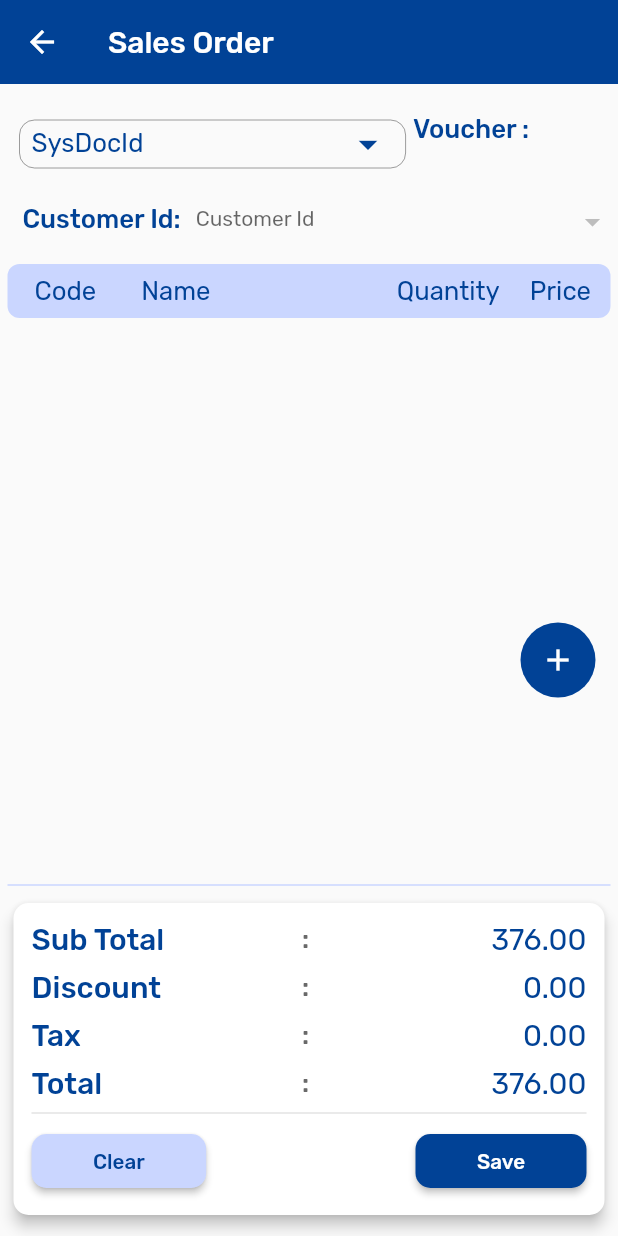
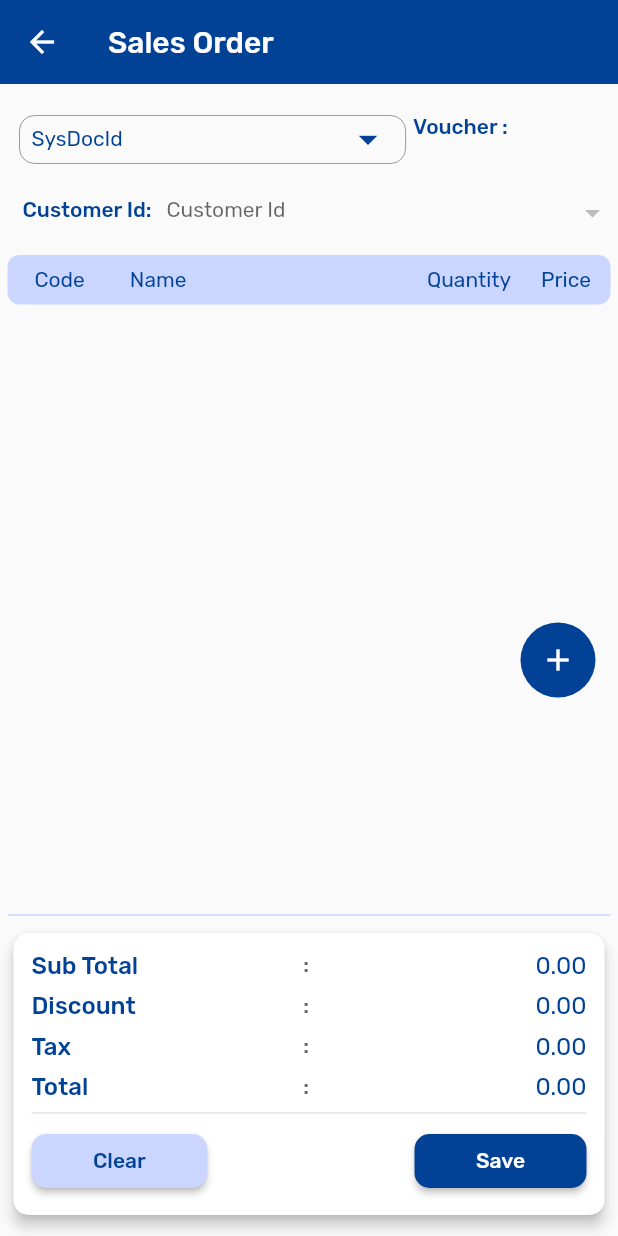
Before and after one commit to fasil2401/axolon_erp_deploy, a Flutter app: the SalesOrderScreen screen opened by its route, on a phone screen of 412 x 824 dp. Run offline on Flutter 3.47's test engine with Material 2 defaults, Android fonts, the phone set to English and light mode, and no system bars; drawn by our look-alikes of dropdown_button2; our stand-ins replace flutter_svg, gallery_saver, geolocator, get, getwidget, glassmorphism and 10 more; missing offline and left inert: encrypt, qr_code_scanner; accounts and stored records are empty; project files that could hold a hidden picture were left out.

Commit message:
sales screen ui updates

```diff
--- a/lib/controller/app controls/report_controller.dart
+++ b/lib/controller/app controls/report_controller.dart
@@ -23,9 +23,9 @@ class ReportController extends GetxController {
   getEmployeeAttendanceHistory() async {
     resetChart();
     final now = DateTime.now();
-    var startDate = DateTime(now.year, 1).toIso8601String().toString();
-    // var startDate =
-    //     DateTime(now.year, now.month, 1).toIso8601String().toString();
+    // var startDate = DateTime(now.year, 1).toIso8601String().toString();
+    var startDate =
+        DateTime(now.year, now.month, 1).toIso8601String().toString();
     isLoading.value = true;
     await loginController.getToken();
     final String token = loginController.token.value;
--- a/lib/services/Api Services/api_services.dart
+++ b/lib/services/Api Services/api_services.dart
@@ -8,6 +8,7 @@ class ApiServices {
     String? api,
   }) async {
     String baseUrl = Api.getBaseUrl();
+    print('base url issss ==== ::::$baseUrl');
     print(baseUrl + api!);
     var responses = await client.post(
       Uri.parse('${baseUrl}$api'),
@@ -24,6 +25,7 @@ class ApiServices {
   static Future fetchDataRawBody({String? api, String? data}) async {
     print(data);
     String baseUrl = Api.getBaseUrl();
+    print('base url issss ==== ::::$baseUrl');
     var responses = await client.post(
       Uri.parse('$baseUrl$api'),
       headers: {"Content-Type": "application/json"},
@@ -41,6 +43,7 @@ class ApiServices {
   static Future checkCredentialRawBody({String? api, String? data}) async {
     print(data);
     String baseUrl = Api.getBaseUrl();
+    print('base url issss ==== ::::$baseUrl');
     try {
       var responses = await client.post(
         Uri.parse('$baseUrl$api'),
@@ -60,6 +63,7 @@ class ApiServices {
   static Future fetchDataRawBodyEmployee({String? api, String? data}) async {
     print(data);
     String baseUrl = Api.getEmployeeBaseUrl();
+    print('base url issss ==== ::::$baseUrl');
     var responses = await client.post(
       Uri.parse('$baseUrl$api'),
       headers: {"Content-Type": "application/json"},
--- a/lib/utils/Routes/route_manger.dart
+++ b/lib/utils/Routes/route_manger.dart
@@ -1,6 +1,6 @@
 import 'package:axolon_erp/view/Attendance%20Screen/attendance_screen.dart';
 import 'package:axolon_erp/view/Inventory%20Screen/Inner%20Pages/product_screen.dart';
-import 'package:axolon_erp/view/Sales%20Order%20Screen/sales_order_screen.dart';
+import 'package:axolon_erp/view/SalesScreen/Inner%20Pages/Sales%20Order%20Screen/sales_order_screen.dart';
 import 'package:axolon_erp/view/components/redirect_screen.dart';
 import 'package:axolon_erp/view/connection_settings/connection_screen.dart';
 import 'package:axolon_erp/view/home_screen/home_screen.dart';
--- a/lib/view/Sales Order Screen/sales_order_screen.dart
+++ b/lib/view/SalesScreen/Inner Pages/Sales Order Screen/sales_order_screen.dart
@@ -1,5 +1,5 @@
 import 'package:axolon_erp/utils/constants/colors.dart';
-import 'package:axolon_erp/view/Sales%20Order%20Screen/Components/draggable_button.dart';
+import 'package:axolon_erp/view/SalesScreen/Inner%20Pages/Sales%20Order%20Screen/Components/draggable_button.dart';
 import 'package:dropdown_button2/dropdown_button2.dart';
 import 'package:flutter/material.dart';
 import 'package:sizer/sizer.dart';
@@ -56,7 +56,7 @@ class _SalesOrderScreenState extends State<SalesOrderScreen> {
                               child: Text(
                                 'SysDocId',
                                 style: TextStyle(
-                                  fontSize: 12.5.sp,
+                                  fontSize: 14,
                                   color: AppColors.primary,
                                   fontWeight: FontWeight.w400,
                                   fontFamily: 'Rubik',
@@ -132,7 +132,7 @@ class _SalesOrderScreenState extends State<SalesOrderScreen> {
                                 child: Text(
                                   'Voucher :',
                                   style: TextStyle(
-                                    fontSize: 12.5.sp,
+                                    fontSize: 14,
                                     color: AppColors.primary,
                                     fontWeight: FontWeight.w500,
                                     // fontFamily: 'Rubik',
@@ -143,7 +143,7 @@ class _SalesOrderScreenState extends State<SalesOrderScreen> {
                                 child: Text(
                                   '',
                                   style: TextStyle(
-                                    fontSize: 12.5.sp,
+                                    fontSize: 14,
                                     color: AppColors.primary,
                                     fontWeight: FontWeight.w400,
                                     // fontFamily: 'Rubik',
@@ -171,7 +171,7 @@ class _SalesOrderScreenState extends State<SalesOrderScreen> {
                         child: Text(
                           'Customer Id:',
                           style: TextStyle(
-                            fontSize: 12.5.sp,
+                            fontSize: 14,
                             fontWeight: FontWeight.w500,
                             color: AppColors.primary,
                           ),
@@ -313,7 +313,7 @@ class _SalesOrderScreenState extends State<SalesOrderScreen> {
                                 crossAxisAlignment: CrossAxisAlignment.end,
                                 // mainAxisAlignment: MainAxisAlignment.start,
                                 children: [
-                                  _buildDetailTextContent('376.00'),
+                                  _buildDetailTextContent('0.00'),
                                   const SizedBox(
                                     height: 8,
                                   ),
@@ -325,7 +325,7 @@ class _SalesOrderScreenState extends State<SalesOrderScreen> {
                                   const SizedBox(
                                     height: 8,
                                   ),
-                                  _buildDetailTextContent('376.00'),
+                                  _buildDetailTextContent('0.00'),
                                 ],
                               ),
                             )
@@ -355,7 +355,7 @@ class _SalesOrderScreenState extends State<SalesOrderScreen> {
                                   'Clear',
                                   style: TextStyle(
                                     color: AppColors.primary,
-                                    fontSize: 10.sp,
+                                    fontSize: 14,
                                   ),
                                 ),
                               ),
@@ -377,7 +377,7 @@ class _SalesOrderScreenState extends State<SalesOrderScreen> {
                                   'Save',
                                   style: TextStyle(
                                     color: Colors.white,
-                                    fontSize: 10.sp,
+                                    fontSize: 14,
                                   ),
                                 ),
                               ),
@@ -422,7 +422,7 @@ class _SalesOrderScreenState extends State<SalesOrderScreen> {
     return Text(
       ' $text',
       style: TextStyle(
-        fontSize: 14.5.sp,
+        fontSize: 16,
         color: AppColors.primary,
         fontWeight: FontWeight.w400,
       ),
@@ -436,7 +436,7 @@ class _SalesOrderScreenState extends State<SalesOrderScreen> {
         Text(
           text,
           style: TextStyle(
-            fontSize: 14.5.sp,
+            fontSize: 16,
             color: AppColors.primary,
             fontWeight: FontWeight.w500,
           ),
@@ -444,7 +444,7 @@ class _SalesOrderScreenState extends State<SalesOrderScreen> {
         Text(
           ':',
           style: TextStyle(
-            fontSize: 12.5.sp,
+            fontSize: 14,
             color: AppColors.mutedColor,
             fontWeight: FontWeight.w500,
           ),
@@ -469,7 +469,7 @@ class _SalesOrderScreenState extends State<SalesOrderScreen> {
               child: Text(
                 'Code',
                 style: TextStyle(
-                  fontSize: 12.5.sp,
+                  fontSize: 14,
                   color: AppColors.primary,
                   fontWeight: FontWeight.w400,
                   fontFamily: 'Rubik',
@@ -480,7 +480,7 @@ class _SalesOrderScreenState extends State<SalesOrderScreen> {
               child: Text(
                 'Name',
                 style: TextStyle(
-                  fontSize: 12.5.sp,
+                  fontSize: 14,
                   color: AppColors.primary,
                   fontWeight: FontWeight.w400,
                   fontFamily: 'Rubik',
@@ -492,7 +492,7 @@ class _SalesOrderScreenState extends State<SalesOrderScreen> {
               child: Text(
                 'Quantity',
                 style: TextStyle(
-                  fontSize: 12.5.sp,
+                  fontSize: 14,
                   color: AppColors.primary,
                   fontWeight: FontWeight.w400,
                   fontFamily: 'Rubik',
@@ -505,7 +505,7 @@ class _SalesOrderScreenState extends State<SalesOrderScreen> {
               child: Text(
                 'Price',
                 style: TextStyle(
-                  fontSize: 12.5.sp,
+                  fontSize: 14,
                   color: AppColors.primary,
                   fontWeight: FontWeight.w400,
                   fontFamily: 'Rubik',
@@ -517,7 +517,7 @@ class _SalesOrderScreenState extends State<SalesOrderScreen> {
             //   child: Text(
             //     'Discount',
             //     style: TextStyle(
-            //       fontSize: 12.5.sp,
+            //       fontSize: 14,
             //       color: AppColors.primary,
             //       fontWeight: FontWeight.w500,
             //       fontFamily: 'Rubik',
--- a/lib/view/home_screen/components/homescreen_drawer.dart
+++ b/lib/view/home_screen/components/homescreen_drawer.dart
@@ -10,7 +10,7 @@ import 'package:axolon_erp/utils/shared_preferences/shared_preferneces.dart';
 import 'package:axolon_erp/view/Attendance%20Screen/attendance_screen.dart';
 import 'package:axolon_erp/view/Hr%20Screen/hr_screen.dart';
 import 'package:axolon_erp/view/Inventory%20Screen/inventory_screen.dart';
-import 'package:axolon_erp/view/Sales%20Order%20Screen/sales_order_screen.dart';
+import 'package:axolon_erp/view/SalesScreen/Inner%20Pages/Sales%20Order%20Screen/sales_order_screen.dart';
 import 'package:axolon_erp/view/SalesScreen/sales_screen.dart';
 import 'package:axolon_erp/view/connection_settings/connection_screen.dart';
 import 'package:flutter/material.dart';
```
Also changed, not shown: lib/view/SalesScreen/Inner Pages/Sales Order Screen/Components/draggable_button.dart (renamed from lib/view/Sales Order Screen/Components/draggable_button.dart).
